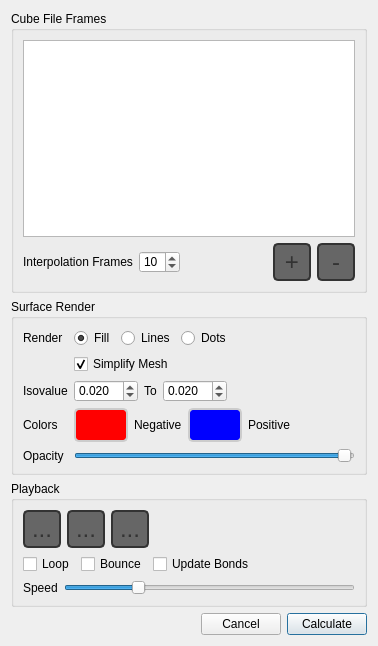
Above: src/IQmol/SurfaceAnimatorDialog.ui from nutjunkie/IQmol before the change. Below: the same form after it.
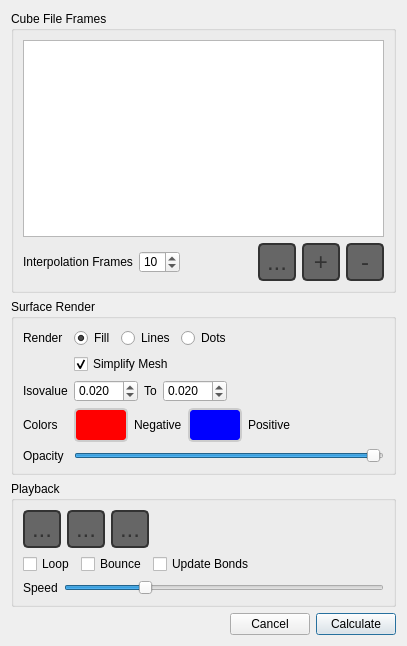
That is the form after the change. Icons and pictures are not drawn.

```diff
--- a/src/IQmol/SurfaceAnimatorDialog.ui
+++ b/src/IQmol/SurfaceAnimatorDialog.ui
@@ -6,7 +6,7 @@
    <rect>
     <x>0</x>
     <y>0</y>
-    <width>378</width>
+    <width>407</width>
     <height>646</height>
    </rect>
   </property>
@@ -146,6 +146,26 @@
           </property>
          </spacer>
         </item>
+        <item>
+         <widget class="QToolButton" name="reverseButton">
+          <property name="toolTip">
+           <string>Reverse file list order</string>
+          </property>
+          <property name="text">
+           <string>...</string>
+          </property>
+          <property name="icon">
+           <iconset resource="IQmol.qrc">
+            <normaloff>:/resources/icons/Up-down.png</normaloff>:/resources/icons/Up-down.png</iconset>
+          </property>
+          <property name="iconSize">
+           <size>
+            <width>24</width>
+            <height>24</height>
+           </size>
+          </property>
+         </widget>
+        </item>
         <item>
          <widget class="QToolButton" name="upButton">
           <property name="toolTip">
```
Left out of the diff: 2 changed lines with no effect on the pictures.
